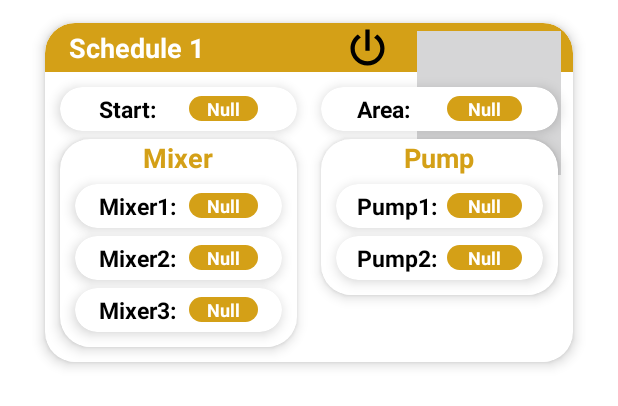
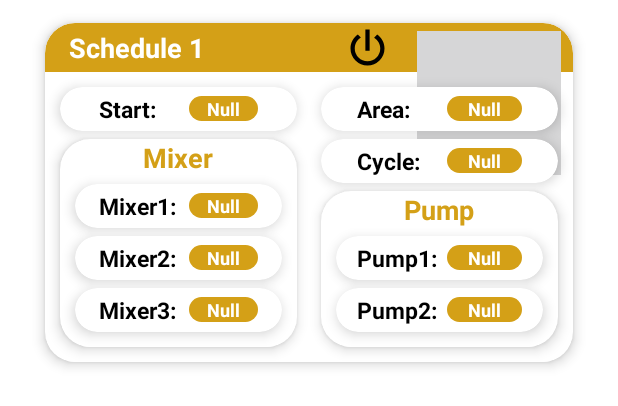
Before and after one commit to quandinh10/IOT_Assignment, an Android app: the layout scheduler_layout.xml on its own in the app's theme, with its tools: preview values and no code run, on a phone screen of 412 x 824 dp. Shown: the top 406 px of the screen. Run offline under Robolectric (Android 15) with nearby library versions, the phone set to English and light mode, and no system bars.

Commit message:
add cycleCount and startTime variable

```diff
--- a/android_studio/app/src/main/java/com/iot232/ssis/SettingsActivity.java
+++ b/android_studio/app/src/main/java/com/iot232/ssis/SettingsActivity.java
@@ -39,7 +39,7 @@ public class SettingsActivity extends AppCompatActivity {
 
         timerInfo = new TimerInfo();
         adaInfo = new AdaInfo();
-        userInfo = new UserInfo();
+        userInfo = new UserInfo("", "", "" , "" , "", "", "1");
 
         erased = 0;
 
--- a/android_studio/app/src/main/res/layout/scheduler_layout.xml
+++ b/android_studio/app/src/main/res/layout/scheduler_layout.xml
@@ -146,6 +146,51 @@
                         android:layout_centerVertical="true"
                         android:layout_marginEnd="24dp"
                         android:layout_toEndOf="@id/areaText"
+                        android:text="Null"
+                        android:textColor="@color/White"
+                        android:textStyle="bold"
+                        android:background="@drawable/round_corner"
+                        android:textSize="12sp" />
+
+                </RelativeLayout>
+
+            </androidx.cardview.widget.CardView>
+
+            <androidx.cardview.widget.CardView
+                android:id="@+id/cycleCard"
+                android:layout_width="wrap_content"
+                android:layout_height="wrap_content"
+                android:layout_below="@id/areaCard"
+                android:layout_marginTop="5dp"
+                android:layout_marginEnd="10dp"
+                android:layout_toEndOf="@id/centerShim"
+                app:cardCornerRadius="20dp"
+                app:cardElevation="5dp">
+
+                <RelativeLayout
+                    android:layout_width="wrap_content"
+                    android:layout_height="match_parent">
+
+                    <TextView
+                        android:id="@+id/cycleText"
+                        android:layout_width="60dp"
+                        android:layout_height="wrap_content"
+                        android:layout_marginStart="24dp"
+                        android:paddingVertical="4dp"
+                        android:text="Cycle:"
+                        android:textColor="@color/Black"
+                        android:textSize="15sp"
+                        android:textStyle="bold" />
+
+
+                    <TextView
+                        android:id="@+id/cycleCount"
+                        android:layout_width="50dp"
+                        android:layout_height="wrap_content"
+                        android:textAlignment="center"
+                        android:layout_centerVertical="true"
+                        android:layout_marginEnd="24dp"
+                        android:layout_toEndOf="@id/cycleText"
                         android:text="Null"
                         android:textColor="@color/White"
                         android:textStyle="bold"
@@ -328,7 +373,7 @@
                 android:id="@+id/pumpCard"
                 android:layout_width="wrap_content"
                 android:layout_height="wrap_content"
-                android:layout_below="@id/startCard"
+                android:layout_below="@id/cycleCard"
                 android:layout_toEndOf="@id/centerShim"
                 android:layout_marginEnd="10dp"
                 android:layout_marginTop="5dp"
```
Also changed, not shown: android_studio/app/src/main/java/com/iot232/ssis/data/TimerInfo.java (+59 -20 lines).
